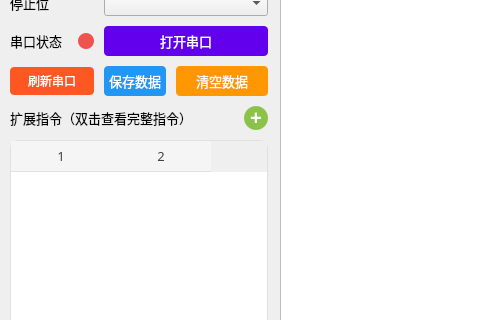
Above: mainwindow.ui from AndroidCoderPeng/serial_port_debugger before the change; both pictures show x 0 to 480 and y 165 to 485 of the 800 by 600 pixel window. Below: the same form after it.
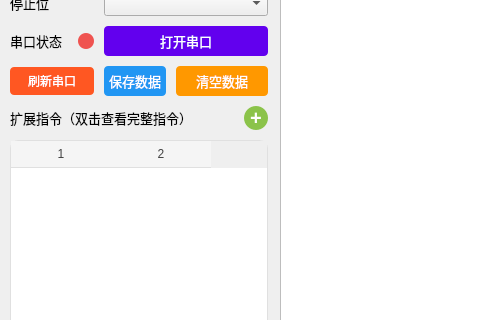
That is the form after the change. Icons and pictures are not drawn.

```diff
--- a/mainwindow.ui
+++ b/mainwindow.ui
@@ -222,15 +222,6 @@
      </item>
      <item row="9" column="0" colspan="5">
       <widget class="QTableWidget" name="tableWidget">
-       <property name="font">
-        <font>
-         <family>微软雅黑</family>
-         <pointsize>10</pointsize>
-         <weight>50</weight>
-         <italic>false</italic>
-         <bold>false</bold>
-        </font>
-       </property>
        <property name="styleSheet">
         <string notr="true">QTableWidget {background-color:#FFFFFF;gridline-color:#E0E0E0;color:#212121;border:1px solid #E0E0E0;border-radius:8px;outline:0px;font:10pt &quot;微软雅黑&quot;}
 QTableWidget::item {padding:6px 5px}
```
